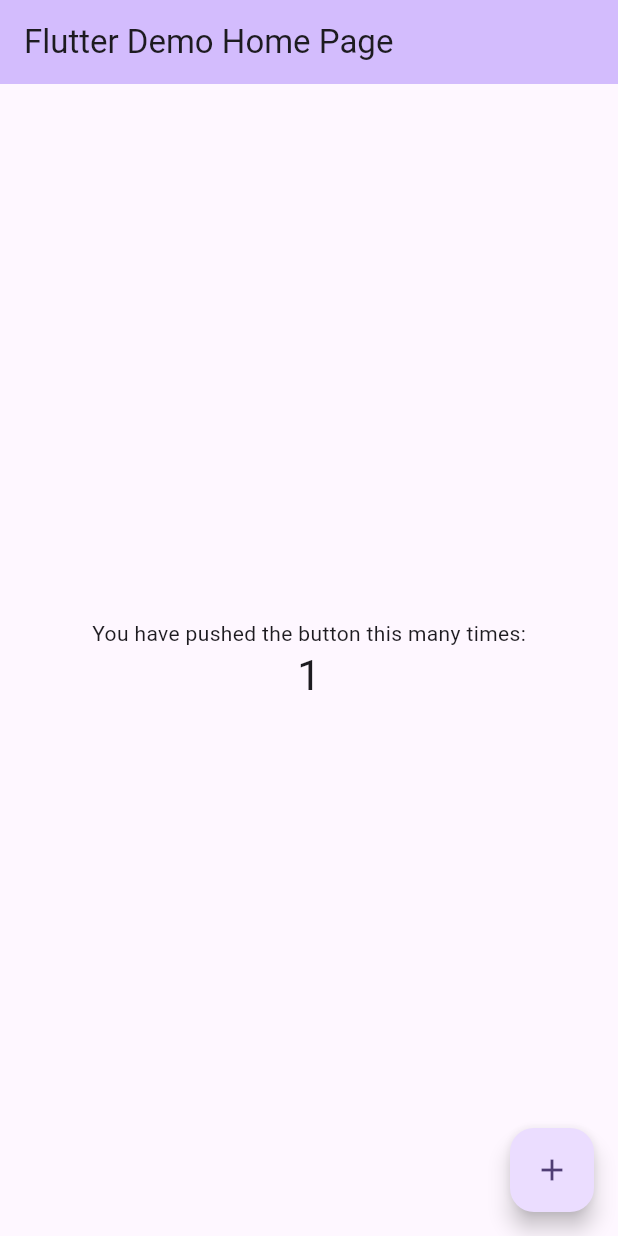
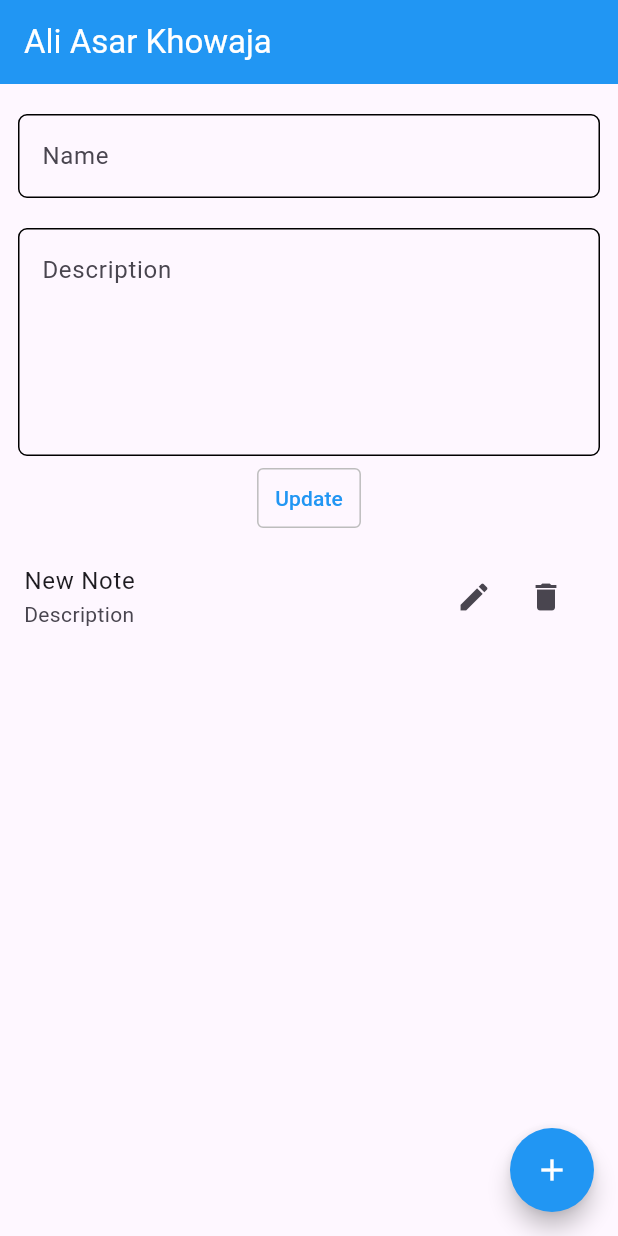
Before and after one commit to aliasar1/Task-App-Sqflite-Flutter, a Flutter app: the screen it shows after launch, after a tap on the "add" icon, on a phone screen of 412 x 824 dp. Run offline on Flutter 3.47's test engine with Material 3 defaults, Android fonts, the phone set to English and light mode, and no system bars; our stand-ins replace sqflite; accounts and stored records are empty.

Commit message:
Added Layout

```diff
--- /dev/null
+++ b/lib/helpers/database_helper.dart
@@ -0,0 +1,78 @@
+import 'dart:async';
+import 'dart:io';
+import 'package:path/path.dart';
+import 'package:sqflite/sqflite.dart';
+import 'package:path_provider/path_provider.dart';
+import '../models/note.dart';
+
+class DatabaseHelper {
+  static const _databaseName = "demo.db";
+  static const _databaseVersion = 1;
+
+  static const table = 'notes';
+
+  static const columnId = 'id';
+  static const columnName = 'name';
+  static const columnDescription = 'description';
+
+  // Make this a singleton class
+  DatabaseHelper._privateConstructor();
+  static final DatabaseHelper instance = DatabaseHelper._privateConstructor();
+
+  // Only have a single app-wide reference to the database
+  static Database? _database;
+
+  Future<Database> get database async {
+    if (_database != null) return _database!;
+    // instantiate the database if unavailable
+    _database = await _initDatabase();
+    return _database!;
+  }
+
+  // Open the database, creating if it doesn't exist
+  _initDatabase() async {
+    Directory documentsDirectory = await getApplicationDocumentsDirectory();
+    String path = join(documentsDirectory.path, _databaseName);
+    return await openDatabase(path,
+        version: _databaseVersion, onCreate: _onCreate);
+  }
+
+  // SQL code to create the database table
+  Future _onCreate(Database db, int version) async {
+    await db.execute('''
+           CREATE TABLE $table (
+             $columnId INTEGER PRIMARY KEY,
+             $columnName TEXT NOT NULL,
+             $columnDescription TEXT NOT NULL
+           )
+           ''');
+  }
+
+  // Insert a note into the database
+  Future<int> insert(Note note) async {
+    Database db = await instance.database;
+    return await db.insert(table, note.toMap());
+  }
+
+  // Retrieve all notes from the database
+  Future<List<Note>> getAllNotes() async {
+    Database db = await instance.database;
+    List<Map<String, dynamic>> maps = await db.query(table);
+    return List.generate(maps.length, (i) {
+      return Note.fromMap(maps[i]);
+    });
+  }
+
+  // Update a note in the database
+  Future<int> update(Note note) async {
+    Database db = await instance.database;
+    return await db.update(table, note.toMap(),
+        where: '$columnId = ?', whereArgs: [note.id]);
+  }
+
+  // Delete a note from the database
+  Future<int> delete(int id) async {
+    Database db = await instance.database;
+    return await db.delete(table, where: '$columnId = ?', whereArgs: [id]);
+  }
+}
--- a/lib/main.dart
+++ b/lib/main.dart
@@ -1,4 +1,5 @@
 import 'package:flutter/material.dart';
+import 'views/home_page.dart';
 
 void main() {
   runApp(const MyApp());
@@ -7,119 +8,14 @@
 class MyApp extends StatelessWidget {
   const MyApp({super.key});
 
-  // This widget is the root of your application.
   @override
   Widget build(BuildContext context) {
     return MaterialApp(
-      title: 'Flutter Demo',
+      title: 'Flutter SQLite CRUD',
       theme: ThemeData(
-        // This is the theme of your application.
-        //
-        // TRY THIS: Try running your application with "flutter run". You'll see
-        // the application has a purple toolbar. Then, without quitting the app,
-        // try changing the seedColor in the colorScheme below to Colors.green
-        // and then invoke "hot reload" (save your changes or press the "hot
-        // reload" button in a Flutter-supported IDE, or press "r" if you used
-        // the command line to start the app).
-        //
-        // Notice that the counter didn't reset back to zero; the application
-        // state is not lost during the reload. To reset the state, use hot
-        // restart instead.
-        //
-        // This works for code too, not just values: Most code changes can be
-        // tested with just a hot reload.
-        colorScheme: ColorScheme.fromSeed(seedColor: Colors.deepPurple),
-        useMaterial3: true,
+        primarySwatch: Colors.blue,
       ),
-      home: const MyHomePage(title: 'Flutter Demo Home Page'),
+      home: const MyHomePage(),
     );
   }
 }
-
-class MyHomePage extends StatefulWidget {
-  const MyHomePage({super.key, required this.title});
-
-  // This widget is the home page of your application. It is stateful, meaning
-  // that it has a State object (defined below) that contains fields that affect
-  // how it looks.
-
-  // This class is the configuration for the state. It holds the values (in this
-  // case the title) provided by the parent (in this case the App widget) and
-  // used by the build method of the State. Fields in a Widget subclass are
-  // always marked "final".
-
-  final String title;
-
-  @override
-  State<MyHomePage> createState() => _MyHomePageState();
-}
-
-class _MyHomePageState extends State<MyHomePage> {
-  int _counter = 0;
-
-  void _incrementCounter() {
-    setState(() {
-      // This call to setState tells the Flutter framework that something has
-      // changed in this State, which causes it to rerun the build method below
-      // so that the display can reflect the updated values. If we changed
-      // _counter without calling setState(), then the build method would not be
-      // called again, and so nothing would appear to happen.
-      _counter++;
-    });
-  }
-
-  @override
-  Widget build(BuildContext context) {
-    // This method is rerun every time setState is called, for instance as done
-    // by the _incrementCounter method above.
-    //
-    // The Flutter framework has been optimized to make rerunning build methods
-    // fast, so that you can just rebuild anything that needs updating rather
-    // than having to individually change instances of widgets.
-    return Scaffold(
-      appBar: AppBar(
-        // TRY THIS: Try changing the color here to a specific color (to
-        // Colors.amber, perhaps?) and trigger a hot reload to see the AppBar
-        // change color while the other colors stay the same.
-        backgroundColor: Theme.of(context).colorScheme.inversePrimary,
-        // Here we take the value from the MyHomePage object that was created by
-        // the App.build method, and use it to set our appbar title.
-        title: Text(widget.title),
-      ),
-      body: Center(
-        // Center is a layout widget. It takes a single child and positions it
-        // in the middle of the parent.
-        child: Column(
-          // Column is also a layout widget. It takes a list of children and
-          // arranges them vertically. By default, it sizes itself to fit its
-          // children horizontally, and tries to be as tall as its parent.
-          //
-          // Column has various properties to control how it sizes itself and
-          // how it positions its children. Here we use mainAxisAlignment to
-          // center the children vertically; the main axis here is the vertical
-          // axis because Columns are vertical (the cross axis would be
-          // horizontal).
-          //
-          // TRY THIS: Invoke "debug painting" (choose the "Toggle Debug Paint"
-          // action in the IDE, or press "p" in the console), to see the
-          // wireframe for each widget.
-          mainAxisAlignment: MainAxisAlignment.center,
-          children: <Widget>[
-            const Text(
-              'You have pushed the button this many times:',
-            ),
-            Text(
-              '$_counter',
-              style: Theme.of(context).textTheme.headlineMedium,
-            ),
-          ],
-        ),
-      ),
-      floatingActionButton: FloatingActionButton(
-        onPressed: _incrementCounter,
-        tooltip: 'Increment',
-        child: const Icon(Icons.add),
-      ), // This trailing comma makes auto-formatting nicer for build methods.
-    );
-  }
-}
--- /dev/null
+++ b/lib/models/note.dart
@@ -0,0 +1,27 @@
+class Note {
+  int? id;
+  String name;
+  String description;
+
+  Note({
+    this.id,
+    required this.name,
+    required this.description,
+  });
+
+  Map<String, dynamic> toMap() {
+    return {
+      'id': id,
+      'name': name,
+      'description': description,
+    };
+  }
+
+  factory Note.fromMap(Map<String, dynamic> map) {
+    return Note(
+      id: map['id'],
+      name: map['name'],
+      description: map['description'],
+    );
+  }
+}
--- /dev/null
+++ b/lib/views/home_page.dart
@@ -0,0 +1,205 @@
+import 'package:flutter/material.dart';
+
+import '../helpers/database_helper.dart';
+import '../models/note.dart';
+
+class MyHomePage extends StatefulWidget {
+  const MyHomePage({super.key});
+
+  @override
+  State<MyHomePage> createState() => _MyHomePageState();
+}
+
+class _MyHomePageState extends State<MyHomePage> {
+  final dbHelper = DatabaseHelper.instance;
+  List<Note> _notes = [];
+  final _formKey = GlobalKey<FormState>();
+  final nameController = TextEditingController();
+  final descriptionController = TextEditingController();
+
+  @override
+  void initState() {
+    super.initState();
+    _loadNotes();
+  }
+
+  void _loadNotes() async {
+    List<Note> notes = await dbHelper.getAllNotes();
+    setState(() {
+      _notes = notes;
+    });
+  }
+
+  void _addNote() async {
+    Note newNote = Note(
+      name: 'New Note',
+      description: 'Description',
+    );
+    int id = await dbHelper.insert(newNote);
+    setState(() {
+      newNote.id = id;
+      _notes.add(newNote);
+    });
+  }
+
+  void _updateNote(int index) async {
+    Note updatedNote = Note(
+      id: _notes[index].id,
+      name: 'Updated Note',
+      description: 'Updated Description',
+    );
+    await dbHelper.update(updatedNote);
+    setState(() {
+      _notes[index] = updatedNote;
+    });
+  }
+
+  void _deleteNote(int index) async {
+    await dbHelper.delete(index);
+    setState(() {
+      _notes.removeAt(index);
+    });
+  }
+
+  @override
+  Widget build(BuildContext context) {
+    return SafeArea(
+      child: Scaffold(
+        appBar: AppBar(
+          backgroundColor: Colors.blue,
+          title: const Text(
+            'Ali Asar Khowaja',
+            style: TextStyle(color: Colors.white),
+          ),
+        ),
+        body: Column(
+          children: [
+            Form(
+              key: _formKey,
+              child: Container(
+                margin:
+                    const EdgeInsets.symmetric(vertical: 10, horizontal: 12),
+                child: Column(
+                  children: [
+                    const SizedBox(
+                      height: 10,
+                    ),
+                    TextFormField(
+                      controller: nameController,
+                      autofocus: false,
+                      decoration: InputDecoration(
+                        alignLabelWithHint: true,
+                        labelText: "Name",
+                        hintText: "Enter note name.",
+                        focusedBorder: OutlineInputBorder(
+                          borderRadius: BorderRadius.circular(6.0),
+                        ),
+                        floatingLabelStyle: const TextStyle(
+                          color: Colors.black,
+                          fontSize: 20,
+                        ),
+                        enabledBorder: OutlineInputBorder(
+                          borderRadius: BorderRadius.circular(6.0),
+                          borderSide: const BorderSide(
+                            width: 1.0,
+                          ),
+                        ),
+                      ),
+                    ),
+                    const SizedBox(
+                      height: 20,
+                    ),
+                    TextFormField(
+                      controller: descriptionController,
+                      autofocus: false,
+                      maxLines: 5,
+                      decoration: InputDecoration(
+                        alignLabelWithHint: true,
+                        labelText: "Description",
+                        hintText: "Enter some note description.",
+                        focusedBorder: OutlineInputBorder(
+                          borderRadius: BorderRadius.circular(6.0),
+                        ),
+                        floatingLabelStyle: const TextStyle(
+                          color: Colors.black,
+                          fontSize: 20,
+                        ),
+                        enabledBorder: OutlineInputBorder(
+                          borderRadius: BorderRadius.circular(6.0),
+                          borderSide: const BorderSide(
+                            width: 1.0,
+                          ),
+                        ),
+                      ),
+                    ),
+                    const SizedBox(
+                      height: 8,
+                    ),
+                    SizedBox(
+                      height: 40,
+                      child: TextButton(
+                        onPressed: () {},
+                        style: TextButton.styleFrom(
+                          foregroundColor: Colors.blue,
+                          shape: RoundedRectangleBorder(
+                            borderRadius: const BorderRadius.all(
+                              Radius.circular(4),
+                            ),
+                            side: BorderSide(color: Colors.grey.shade400),
+                          ),
+                        ),
+                        child: const Text(
+                          'Update',
+                          style: TextStyle(color: Colors.blue),
+                        ),
+                      ),
+                    ),
+                  ],
+                ),
+              ),
+            ),
+            Expanded(
+              child: ListView.builder(
+                itemCount: _notes.length,
+                itemBuilder: (context, index) {
+                  return ListTile(
+                    title: Text(_notes[index].name),
+                    subtitle: Text(_notes[index].description),
+                    trailing: Row(
+                      mainAxisSize: MainAxisSize.min,
+                      children: [
+                        IconButton(
+                          icon: const Icon(Icons.edit),
+                          onPressed: () {
+                            _updateNote(index);
+                          },
+                        ),
+                        IconButton(
+                          icon: const Icon(Icons.delete),
+                          onPressed: () {
+                            _deleteNote(index);
+                          },
+                        ),
+                      ],
+                    ),
+                  );
+                },
+              ),
+            ),
+          ],
+        ),
+        floatingActionButton: FloatingActionButton(
+          shape: const CircleBorder(),
+          backgroundColor: Colors.blue,
+          onPressed: () {
+            _addNote();
+          },
+          child: const Icon(
+            Icons.add,
+            color: Colors.white,
+          ),
+        ),
+      ),
+    );
+  }
+}
--- a/pubspec.yaml
+++ b/pubspec.yaml
@@ -35,6 +35,8 @@ dependencies:
   # The following adds the Cupertino Icons font to your application.
   # Use with the CupertinoIcons class for iOS style icons.
   cupertino_icons: ^1.0.2
+  sqflite: ^2.3.0
+  path_provider: ^2.1.1
 
 dev_dependencies:
   flutter_test:
```
Also changed, not shown: pubspec.lock.
